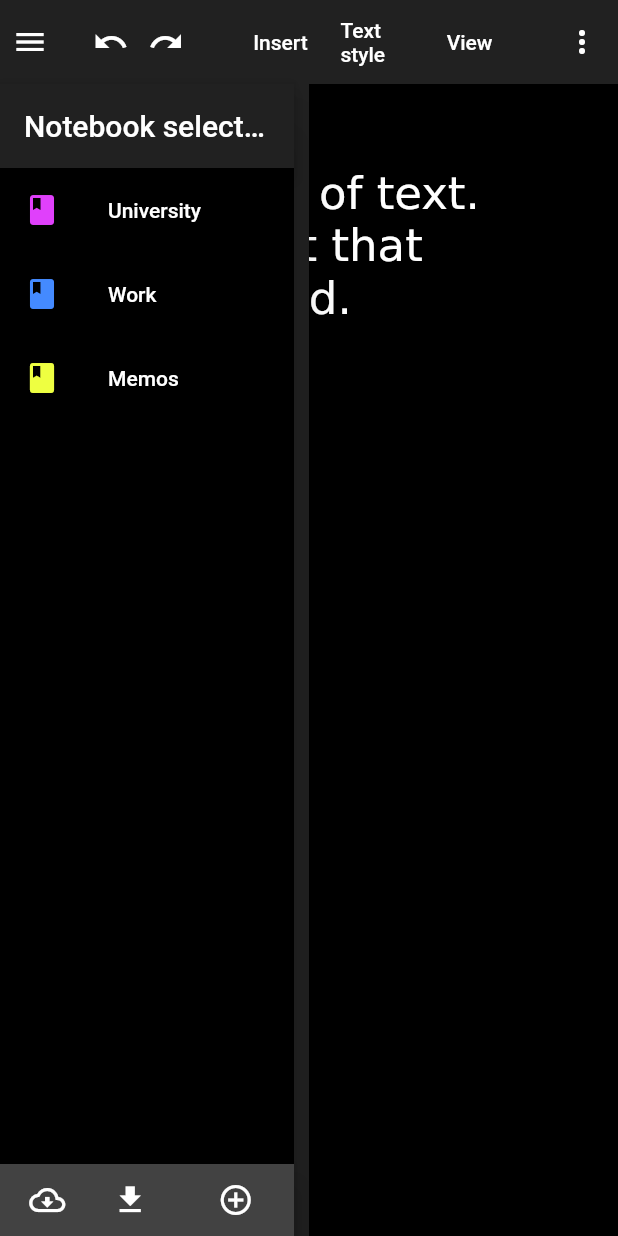
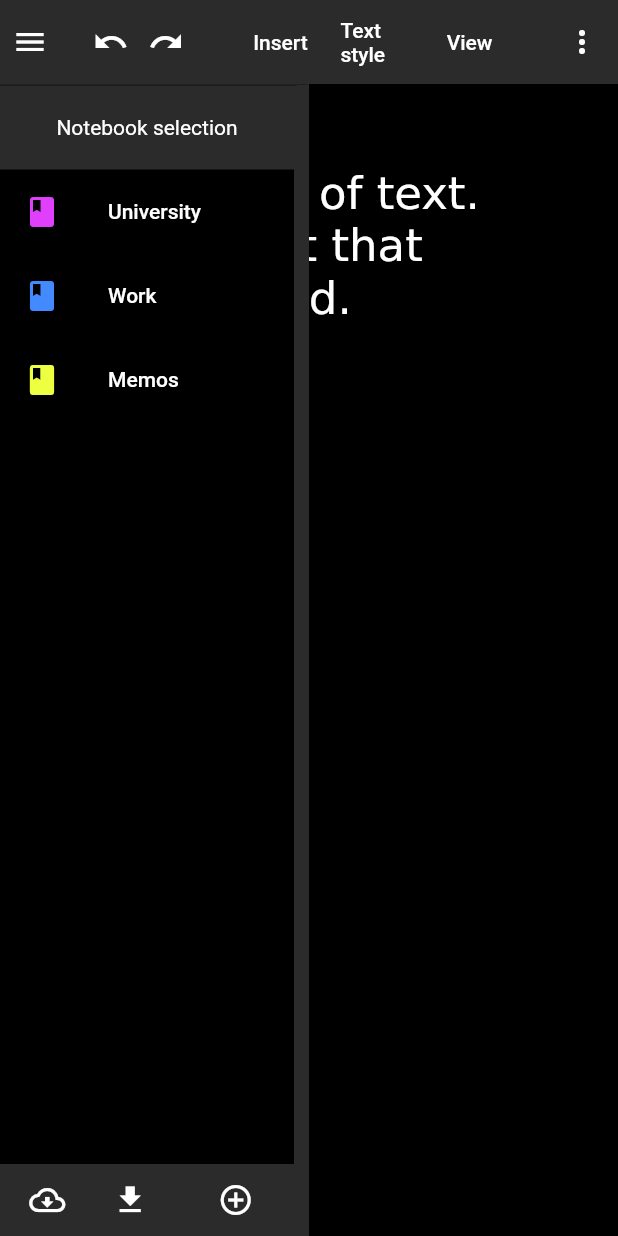
Before and after one commit to attilio-oliva/UniNote, a Flutter app: the screen it shows after launch, with the side drawer open, on a phone screen of 412 x 824 dp. Run offline on Flutter 3.47's test engine with Material 2 defaults, Android fonts, the phone set to English and light mode, and no system bars.

Commit message:
Fixed previous changes, drawer's shadows and padding, added colors.dart

```diff
--- /dev/null
+++ b/lib/globals/colors.dart
@@ -0,0 +1,5 @@
+import 'package:flutter/material.dart';
+
+final Color primaryColor = Color(0xff2b2b2b);
+final Color primaryVariantColor = Colors.black;
+final Color secondaryColor = Colors.white;
--- a/lib/main.dart
+++ b/lib/main.dart
@@ -1,6 +1,7 @@
 import 'package:flutter/material.dart';
 import 'widgets/ListSelection.dart';
 import 'widgets/EditCanvas.dart';
+import 'package:uninote/globals/colors.dart' as globalColors;
 
 void main() {
   runApp(MyApp());
@@ -11,16 +12,31 @@ class MyApp extends StatelessWidget {
   Widget build(BuildContext context) {
     return MaterialApp(
       title: 'UniNote',
-      //theme: ThemeData.dark(),
       theme: ThemeData(
-          brightness: Brightness.dark,
-          scaffoldBackgroundColor: const Color(0xFF000000)),
+        shadowColor: Colors.transparent,
+        primaryColor: globalColors.primaryColor,
+        accentColor: Colors.pink,
+        textButtonTheme: TextButtonThemeData(
+            style: TextButton.styleFrom(primary: globalColors.secondaryColor)),
+        iconTheme: IconThemeData(color: globalColors.secondaryColor),
+        bottomAppBarTheme: BottomAppBarTheme(
+            color: globalColors.primaryColor,
+            elevation: 0,
+            shape: const CircularNotchedRectangle()),
+        scaffoldBackgroundColor: globalColors.primaryVariantColor,
+        textTheme: Typography.whiteMountainView,
+        appBarTheme: AppBarTheme(
+          shadowColor: Colors.transparent,
+          foregroundColor: Colors.white,
+          titleTextStyle: TextStyle(
+            color: globalColors.secondaryColor,
+          ),
+          actionsIconTheme: IconThemeData(color: globalColors.secondaryColor),
+        ),
+      ),
       debugShowCheckedModeBanner: false,
       //home: ListSelection(title: 'Select notebook'),
-      home: SizedBox(
-        width: 10,
-        child: EditCanvas(),
-      ),
+      home: EditCanvas(),
     );
   }
 }
--- a/lib/widgets/CustomList.dart
+++ b/lib/widgets/CustomList.dart
@@ -1,4 +1,5 @@
 import 'package:flutter/material.dart';
+import 'package:uninote/globals/colors.dart' as globalColors;
 
 class Item {
   Item(this.title, this.colorValue);
@@ -34,7 +35,11 @@ class _ReordableState extends State<CustomList> {
 
   @override
   Widget build(BuildContext context) {
-    return ReorderableListView(
+    return Theme(
+      data: Theme.of(context).copyWith(
+        canvasColor: Colors.grey.shade900,
+      ),
+      child: ReorderableListView(
         children: <Widget>[
           for (final item in widget.items)
             ListTile(
@@ -44,6 +49,7 @@ class _ReordableState extends State<CustomList> {
             )
         ],
         onReorder: reorderData,
+      ),
     );
   }
 }
--- a/lib/widgets/EditCanvas.dart
+++ b/lib/widgets/EditCanvas.dart
@@ -1,3 +1,4 @@
+import 'package:flutter/gestures.dart';
 import 'package:flutter/material.dart';
 import 'package:uninote/widgets/ListSelection.dart';
 import 'package:uninote/widgets/NotePainter.dart';
@@ -10,12 +11,29 @@ class EditCanvas extends StatefulWidget {
 }
 
 class _EditState extends State<EditCanvas> {
+  /*final GlobalKey _appBarKey = GlobalKey();
+  Size appBarSize;
+  @override
+  void initState() {
+    super.initState();
+    WidgetsBinding.instance.addPostFrameCallback((_) => getSizeAndPosition());
+  }
+
+  Future<void> getSizeAndPosition() async {
+    setState(() {
+      RenderBox _appBarBox = _appBarKey.currentContext.findRenderObject();
+      appBarSize = _appBarBox.size;
+    });
+  }*/
+
   @override
   Widget build(BuildContext context) {
+    //WidgetsBinding.instance.addPostFrameCallback((_) => getSizeAndPosition());
     return Scaffold(
       drawerScrimColor: Colors.transparent,
       drawerEnableOpenDragGesture: false,
       appBar: AppBar(
+        //key: _appBarKey,
         titleSpacing: 0,
         leadingWidth: 40,
         elevation: 0,
@@ -99,7 +117,8 @@ class _EditState extends State<EditCanvas> {
           painter: NotePainter(),
         ),
       ),
-      drawer: Container(
+      drawer: SafeArea(
+        child: Container(
           padding: EdgeInsets.only(top: AppBar().preferredSize.height),
           child: Container(
             child: FractionallySizedBox(
@@ -107,13 +126,16 @@ class _EditState extends State<EditCanvas> {
               child: Container(
                 decoration: BoxDecoration(
                   border: Border(
+                    top: BorderSide(
+                      width: 1.0,
+                      color: Colors.grey.shade900,
+                    ),
                     right: BorderSide(
                       width: 10.0,
                       color: Theme.of(context).primaryColor,
                     ),
                   ),
                 ),
-              child: Drawer(
                 child: ListSelection(title: "Notebook selection"),
               ),
             ),
```
Lines whose indentation alone changed are shown as unchanged.
